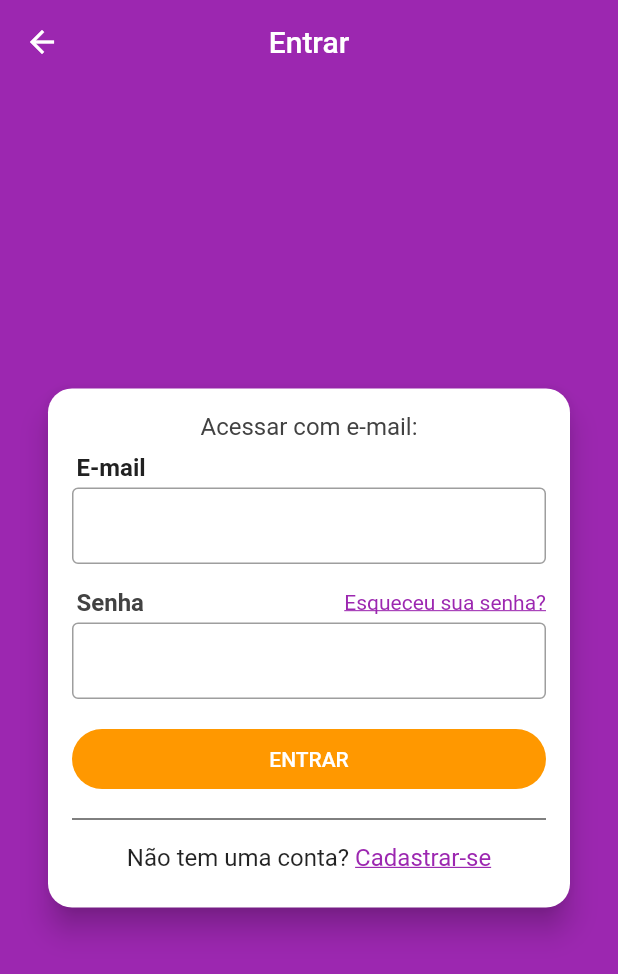
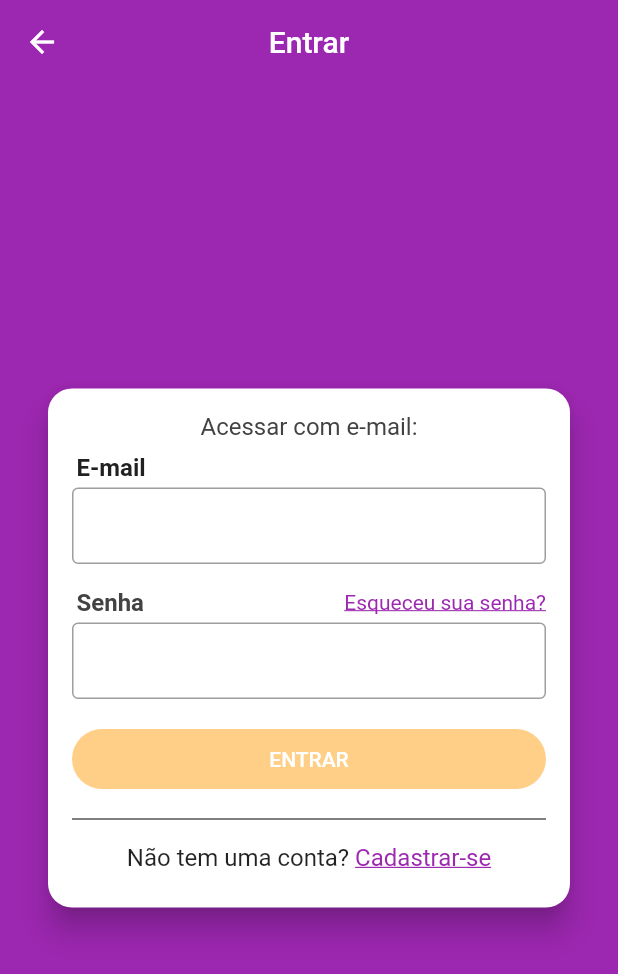
Before and after one commit to eskokado/esk_olx_mobx, a Flutter app: the screen it shows after launch, in the side drawer, after a tap on "Acesse sua conta agora!", on a phone screen of 412 x 824 dp. Shown: the top 974 px of the screen. Run offline on Flutter 3.47's test engine with Material 2 defaults, Android fonts, the phone set to English and light mode, and no system bars; our stand-ins replace brasil_fields, flutter_mobx, get_it, mobx, parse_server_sdk_flutter; generated files the repository leaves out were written again.

Commit message:
feat: validando os campos do login

```diff
--- a/lib/screens/login/login_screen.dart
+++ b/lib/screens/login/login_screen.dart
@@ -1,8 +1,11 @@
 import 'package:flutter/material.dart';
+import 'package:flutter_mobx/flutter_mobx.dart';
 
+import '../../stores/login_store.dart';
 import '../signup/signup_screen.dart';
 
 class LoginScreen extends StatelessWidget {
+  LoginStore loginStore = LoginStore();
 
   @override
   Widget build(BuildContext context) {
@@ -34,39 +37,42 @@ class LoginScreen extends StatelessWidget {
                       style: TextStyle(
                         fontSize: 16,
                         color: Colors.grey[800],
-                    ),),
+                      ),
+                    ),
                     Padding(
                       padding: EdgeInsets.only(left: 3, bottom: 4, top: 8),
-                      child: Text(
-                        "E-mail",
+                      child: Text("E-mail",
                           style: TextStyle(
                             color: Colors.grey[900],
                             fontSize: 16,
                             fontWeight: FontWeight.w700,
-                        )
+                          )),
                     ),
-                    ),
-                    TextField(
+                    Observer(builder: (_) {
+                      return TextField(
+                        enabled: !loginStore.loading,
                         decoration: InputDecoration(
                           border: const OutlineInputBorder(),
-                        isDense: true
+                          isDense: true,
+                          errorText: loginStore.emailError,
                         ),
                         keyboardType: TextInputType.emailAddress,
+                        onChanged: loginStore.setEmail,
+                      );
+                    }),
+                    const SizedBox(
+                      height: 16,
                     ),
-                    const SizedBox(height: 16,),
                     Padding(
                       padding: EdgeInsets.only(left: 3, bottom: 4),
                       child: Row(
                         mainAxisAlignment: MainAxisAlignment.spaceBetween,
                         children: [
-                          Text(
-                            "Senha",
+                          Text("Senha",
                               style: TextStyle(
                                   color: Colors.grey[800],
                                   fontSize: 16,
-                              fontWeight: FontWeight.w700
-                            )
-                          ),
+                                  fontWeight: FontWeight.w700)),
                           GestureDetector(
                             child: Text(
                               "Esqueceu sua senha?",
@@ -80,51 +86,59 @@ class LoginScreen extends StatelessWidget {
                         ],
                       ),
                     ),
-                    TextField(
+                    Observer(builder: (_) {
+                      return TextField(
+                        enabled: !loginStore.loading,
                         decoration: InputDecoration(
                           border: const OutlineInputBorder(),
-                        isDense: true
+                          isDense: true,
+                          errorText: loginStore.passwordError,
                         ),
                         obscureText: true,
-                    ),
-                    Container(
+                        onChanged: loginStore.setPassword,
+                      );
+                    }),
+                    Observer(builder: (_) {
+                      return Container(
                         height: 40,
                         margin: const EdgeInsets.only(top: 20, bottom: 12),
                         child: RaisedButton(
                           color: Colors.orange,
-                        child: Text('ENTRAR'),
+                          disabledColor: Colors.orange.withAlpha(120),
+                          child: loginStore.loading
+                              ? CircularProgressIndicator(
+                                  valueColor:
+                                      AlwaysStoppedAnimation(Colors.white),
+                                )
+                              : Text('ENTRAR'),
                           textColor: Colors.white,
                           elevation: 0,
                           shape: RoundedRectangleBorder(
                             borderRadius: BorderRadius.circular(20),
                           ),
-                        onPressed: (){},
+                          onPressed: loginStore.loginPressed,
                         ),
-                    ),
+                      );
+                    }),
                     Divider(color: Colors.black),
                     Padding(
                       padding: EdgeInsets.symmetric(vertical: 8),
                       child: Wrap(
                         alignment: WrapAlignment.center,
                         children: [
-                          const Text(
-                            'Não tem uma conta? ',
-                            style: TextStyle(fontSize: 16)
-                          ),
+                          const Text('Não tem uma conta? ',
+                              style: TextStyle(fontSize: 16)),
                           GestureDetector(
                             onTap: () {
                               Navigator.of(context).push(MaterialPageRoute(
-                                builder: (_) => SignupScreen())
-                              );
+                                  builder: (_) => SignupScreen()));
                             },
-                            child: Text(
-                              'Cadastrar-se',
+                            child: Text('Cadastrar-se',
                                 style: TextStyle(
                                   decoration: TextDecoration.underline,
                                   fontSize: 16,
                                   color: Colors.purple,
-                              )
-                            ),
+                                )),
                           ),
                         ],
                       ),
--- /dev/null
+++ b/lib/stores/login_store.dart
@@ -0,0 +1,62 @@
+import 'package:mobx/mobx.dart';
+import '../helpers/extensions.dart';
+part 'login_store.g.dart';
+
+class LoginStore = _LoginStore with _$LoginStore;
+
+abstract class _LoginStore with Store {
+  @observable
+  String email;
+
+  @action
+  void setEmail(String value) => email = value;
+
+  @computed
+  bool get emailValid => email != null && email.isEmailValid();
+  String get emailError {
+    if (email == null || emailValid)
+      return null;
+    else if (email.isEmpty)
+      return 'Campo obrigatório';
+    else
+      return 'E-mail inválido';
+  }
+
+  @observable
+  String password;
+
+  @action
+  void setPassword(String value) => password = value;
+
+  @computed
+  bool get passwordValid => password != null && password.length >= 6;
+  String get passwordError {
+    if (password == null || passwordValid)
+      return null;
+    else if (password.isEmpty)
+      return 'Campo obrigatório';
+    else
+      return 'Senha muito curto';
+  }
+
+  @observable
+  bool loading = false;
+
+  @observable
+  String error;
+
+  @computed
+  bool get isFormValid => emailValid && passwordValid;
+
+  @computed
+  Function get loginPressed => isFormValid && !loading ? _login : null;
+
+  @action
+  Future<void> _login() async {
+    loading = true;
+
+    await Future.delayed(Duration(seconds: 3));
+
+    loading = false;
+  }
+}
```
Also changed, not shown: lib/stores/login_store.g.dart (added). Lines whose indentation alone changed are shown as unchanged.
